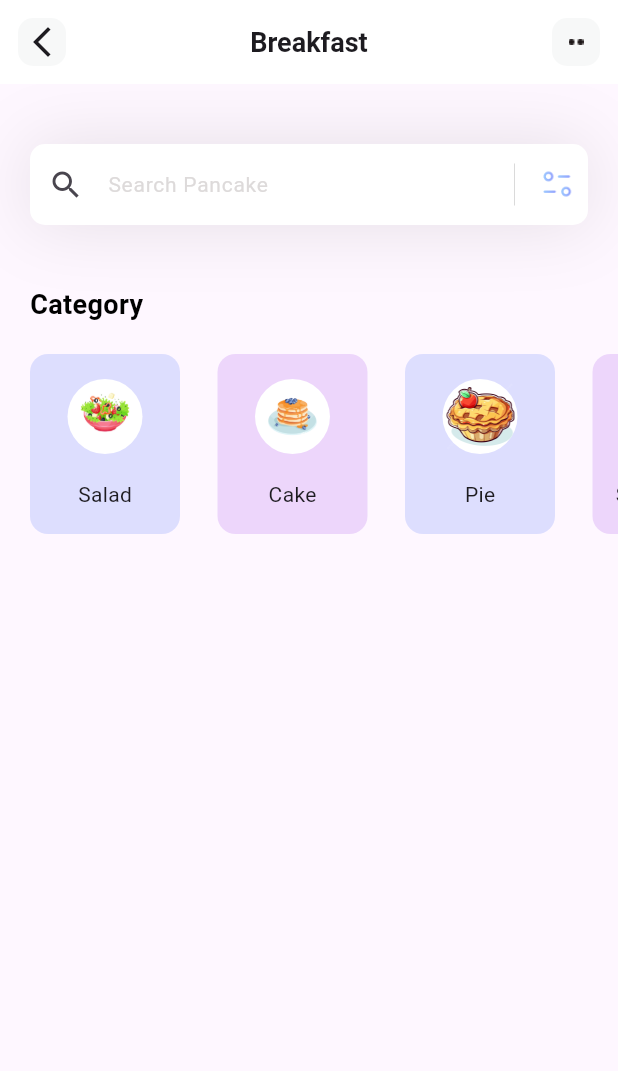
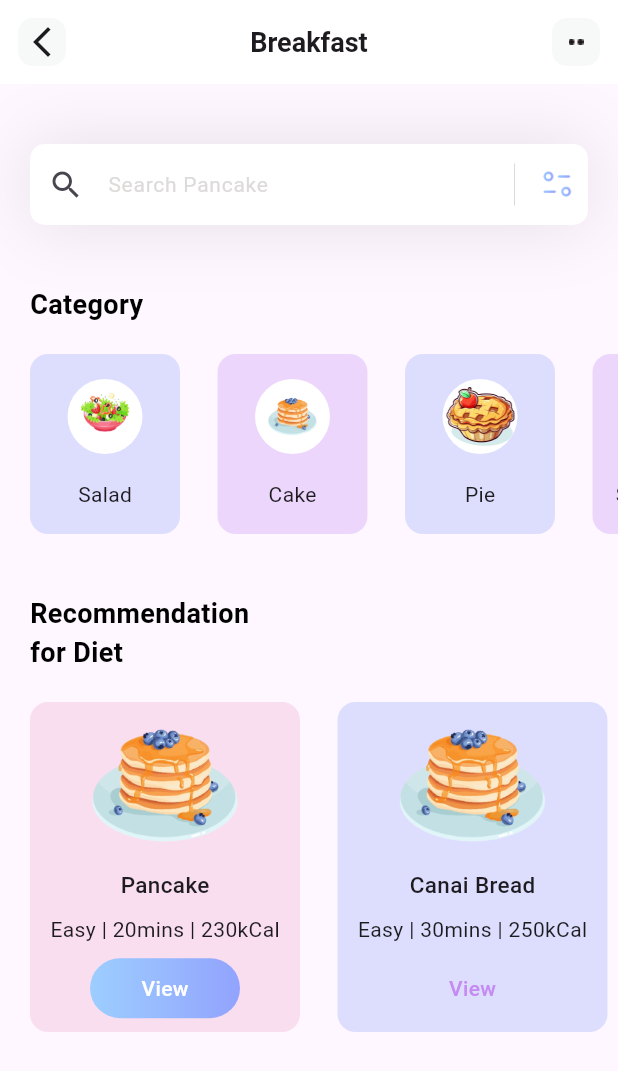
Before and after one commit to ShashiniHanshani/fitnestX, a Flutter app: the screen it shows after launch, on a phone screen of 412 x 824 dp. Shown: the top 1071 px of the screen. Run offline on Flutter 3.47's test engine with Material 3 defaults, Android fonts, the phone set to English and light mode, and no system bars.

Commit message:
Recommendation for Diet done

```diff
--- /dev/null
+++ b/fitness_app/lib/models/find_something_to_eat_model/recommendations.dart
@@ -0,0 +1,61 @@
+import 'package:flutter/material.dart';
+
+class DietModel {
+  String name;
+  String iconPath;
+  String level;
+  String duration;
+  String calories;
+  bool viewedSelected;
+  Color boxColor;
+
+  DietModel({
+    required this.name,
+    required this.calories,
+    required this.duration,
+    required this.iconPath,
+    required this.level,
+    required this.viewedSelected,
+    required this.boxColor,
+  });
+
+  static List<DietModel> getModel() {
+    List<DietModel> diets = [];
+
+    diets.add(
+      DietModel(
+        name: 'Pancake',
+        iconPath: 'assets/icons/cake.png',
+        level: 'Easy',
+        duration: '20mins',
+        calories: '230kCal',
+        viewedSelected: true,
+        boxColor: Color(0xffEEA4CE),
+      ),
+    );
+    diets.add(
+      DietModel(
+        name: 'Canai Bread',
+        iconPath: 'assets/icons/cake.png',
+        level: 'Easy',
+        duration: '30mins',
+        calories: '250kCal',
+        viewedSelected: false,
+        boxColor: Color(0xff92A3FD),
+      ),
+    );
+    diets.add(
+      DietModel(
+        name: 'Pancake',
+        iconPath: 'assets/icons/cake.png',
+        level: 'Easy',
+        duration: '20mins',
+        calories: '230kCal',
+        viewedSelected: false,
+        boxColor: Color(0xffEEA4CE),
+      ),
+    );
+
+    return diets;
+  }
+}
--- a/fitness_app/lib/pages/meal_planner/find_something_to_eat.dart
+++ b/fitness_app/lib/pages/meal_planner/find_something_to_eat.dart
@@ -1,4 +1,5 @@
 import 'package:fitness_app/models/find_something_to_eat_model/category_model.dart';
+import 'package:fitness_app/models/find_something_to_eat_model/recommendations.dart';
 import 'package:flutter/material.dart';
 
 class FindSomethingToEat extends StatefulWidget {
@@ -10,18 +11,21 @@ class FindSomethingToEat extends StatefulWidget {
 
 class _FindSomethingToEatState extends State<FindSomethingToEat> {
   List<CategoryModel> categories = [];
+  List<DietModel> models = [];
 
-  void _getCategories() {
+  void _getInfo() {
     categories = CategoryModel.getCategories();
+    models = DietModel.getModel();
   }
 
   @override
   Widget build(BuildContext context) {
-    _getCategories();
+    _getInfo();
     return Scaffold(
       //appbar
       appBar: appBar(),
       body: Column(
+        crossAxisAlignment: CrossAxisAlignment.start,
         children: [
           //search bar
           _searchField(),
@@ -30,11 +34,101 @@ class _FindSomethingToEatState extends State<FindSomethingToEat> {
           ),
           //category
           _categoriesSection(),
+
+          SizedBox(
+            height: 40,
+          ),
           //Recommendation for diet
-
+          _recommendationDiet()
           //popular
         ],
       ),
+    );
+  }
+
+  Column _recommendationDiet() {
+    return Column(
+          crossAxisAlignment: CrossAxisAlignment.start,
+          children: [
+            const Padding(
+              padding: EdgeInsets.only(left: 20.0),
+              child: Text(
+                "Recommendation\nfor Diet",
+                style: TextStyle(
+                  fontWeight: FontWeight.w600,
+                  fontSize: 18,
+                  color: Colors.black,
+                ),
+              ),
+            ),
+            SizedBox(
+              height: 20,
+            ),
+            Container(
+              height: 220,
+              child: ListView.separated(
+                itemCount: models.length,
+                scrollDirection: Axis.horizontal,
+                padding: const EdgeInsets.only(left: 20, right: 20),
+                separatorBuilder: (context, index) => SizedBox(width: 25),
+                itemBuilder: ((context, index) {
+                  return Container(
+                    width: 180,
+                    decoration: BoxDecoration(
+                        color: models[index].boxColor.withOpacity(0.3),
+                        borderRadius: BorderRadius.circular(12)),
+                    child: Column(
+                      mainAxisAlignment: MainAxisAlignment.spaceEvenly,
+                      children: [
+                        Image.asset(
+                          models[index].iconPath,
+                          width: 150,
+                        ),
+                        Text(
+                          models[index].name,
+                          style: TextStyle(
+                              fontSize: 15, fontWeight: FontWeight.w500),
+                        ),
+                        Text(
+                          models[index].level +
+                              ' | ' +
+                              models[index].duration +
+                              ' | ' +
+                              models[index].calories,
+                        ),
+                        Container(
+                          width: 100,
+                          height: 40,
+                          child: Center(
+                            child: Text(
+                              "View",
+                              style: TextStyle(
+                                fontWeight: FontWeight.w500,
+                                color: models[index].viewedSelected
+                                    ? Colors.white
+                                    : const Color(0xffC58BF2),
+                              ),
+                            ),
+                          ),
+                          decoration: BoxDecoration(
+                            borderRadius: BorderRadius.circular(99),
+                            gradient: LinearGradient(colors: [
+                              models[index].viewedSelected
+                                  ? const Color(0xff9DCEFF)
+                                  : Colors.transparent,
+                              models[index].viewedSelected
+                                  ? const Color(0xff92A3FD)
+                                  : Colors.transparent,
+                            ]),
+                          ),
+                        ),
+                      ],
+                    ),
+                  );
+                }),
+              ),
+            ),
+          ],
         );
   }
 
```
Lines whose indentation alone changed are shown as unchanged.
